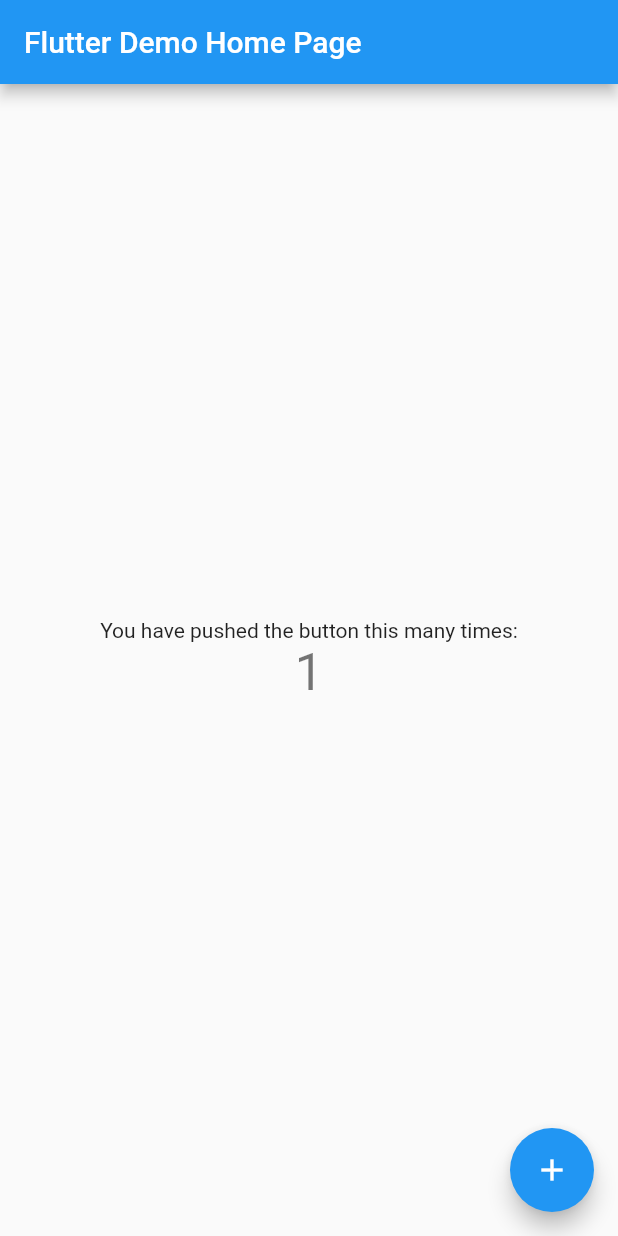
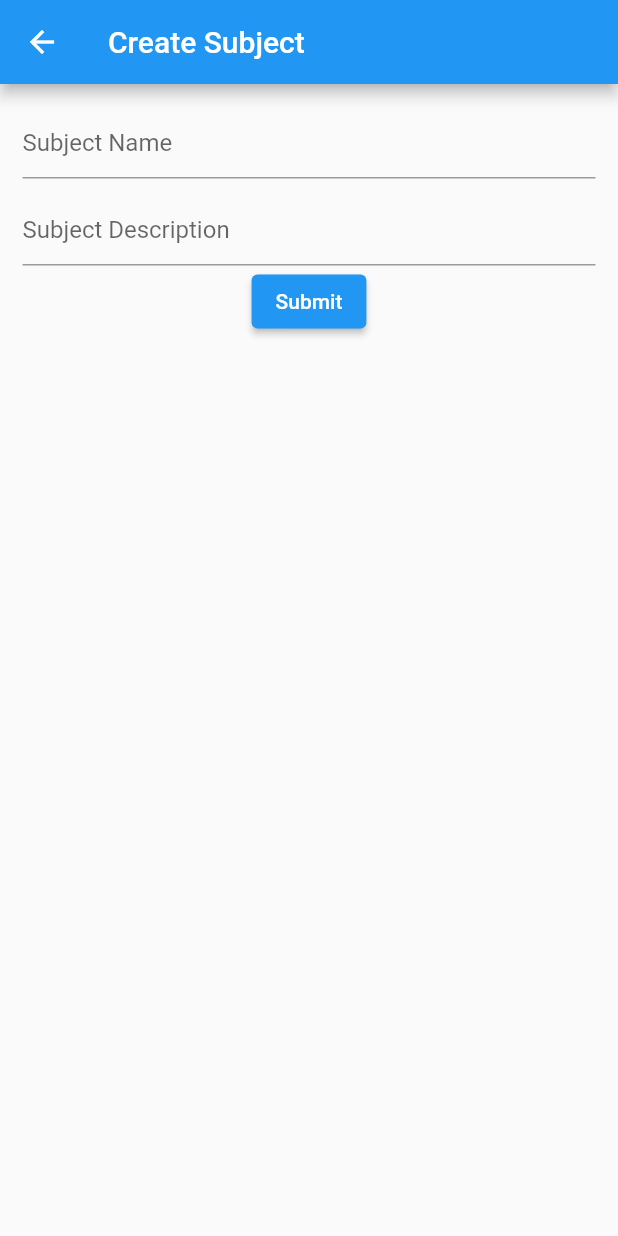
Before and after one commit to JoaoG250/reviseme-flutter, a Flutter app: the screen it shows after launch, after a tap on the "add" icon, on a phone screen of 412 x 824 dp. Run offline on Flutter 3.47's test engine with Material 2 defaults, Android fonts, the phone set to English and light mode, and no system bars.

Commit message:
wip: subject crud actions

```diff
--- a/lib/main.dart
+++ b/lib/main.dart
@@ -1,11 +1,12 @@
 import 'package:flutter/material.dart';
+import 'package:reviseme/screens/subject/subject_list.dart';
 
 void main() {
-  runApp(const MyApp());
+  runApp(const App());
 }
 
-class MyApp extends StatelessWidget {
-  const MyApp({Key? key}) : super(key: key);
+class App extends StatelessWidget {
+  const App({Key? key}) : super(key: key);
 
   // This widget is the root of your application.
   @override
@@ -13,103 +14,9 @@
     return MaterialApp(
       title: 'Flutter Demo',
       theme: ThemeData(
-        // This is the theme of your application.
-        //
-        // Try running your application with "flutter run". You'll see the
-        // application has a blue toolbar. Then, without quitting the app, try
-        // changing the primarySwatch below to Colors.green and then invoke
-        // "hot reload" (press "r" in the console where you ran "flutter run",
-        // or simply save your changes to "hot reload" in a Flutter IDE).
-        // Notice that the counter didn't reset back to zero; the application
-        // is not restarted.
         primarySwatch: Colors.blue,
       ),
-      home: const MyHomePage(title: 'Flutter Demo Home Page'),
+      home: const SubjectList(),
     );
   }
 }
-
-class MyHomePage extends StatefulWidget {
-  const MyHomePage({Key? key, required this.title}) : super(key: key);
-
-  // This widget is the home page of your application. It is stateful, meaning
-  // that it has a State object (defined below) that contains fields that affect
-  // how it looks.
-
-  // This class is the configuration for the state. It holds the values (in this
-  // case the title) provided by the parent (in this case the App widget) and
-  // used by the build method of the State. Fields in a Widget subclass are
-  // always marked "final".
-
-  final String title;
-
-  @override
-  State<MyHomePage> createState() => _MyHomePageState();
-}
-
-class _MyHomePageState extends State<MyHomePage> {
-  int _counter = 0;
-
-  void _incrementCounter() {
-    setState(() {
-      // This call to setState tells the Flutter framework that something has
-      // changed in this State, which causes it to rerun the build method below
-      // so that the display can reflect the updated values. If we changed
-      // _counter without calling setState(), then the build method would not be
-      // called again, and so nothing would appear to happen.
-      _counter++;
-    });
-  }
-
-  @override
-  Widget build(BuildContext context) {
-    // This method is rerun every time setState is called, for instance as done
-    // by the _incrementCounter method above.
-    //
-    // The Flutter framework has been optimized to make rerunning build methods
-    // fast, so that you can just rebuild anything that needs updating rather
-    // than having to individually change instances of widgets.
-    return Scaffold(
-      appBar: AppBar(
-        // Here we take the value from the MyHomePage object that was created by
-        // the App.build method, and use it to set our appbar title.
-        title: Text(widget.title),
-      ),
-      body: Center(
-        // Center is a layout widget. It takes a single child and positions it
-        // in the middle of the parent.
-        child: Column(
-          // Column is also a layout widget. It takes a list of children and
-          // arranges them vertically. By default, it sizes itself to fit its
-          // children horizontally, and tries to be as tall as its parent.
-          //
-          // Invoke "debug painting" (press "p" in the console, choose the
-          // "Toggle Debug Paint" action from the Flutter Inspector in Android
-          // Studio, or the "Toggle Debug Paint" command in Visual Studio Code)
-          // to see the wireframe for each widget.
-          //
-          // Column has various properties to control how it sizes itself and
-          // how it positions its children. Here we use mainAxisAlignment to
-          // center the children vertically; the main axis here is the vertical
-          // axis because Columns are vertical (the cross axis would be
-          // horizontal).
-          mainAxisAlignment: MainAxisAlignment.center,
-          children: <Widget>[
-            const Text(
-              'You have pushed the button this many times:',
-            ),
-            Text(
-              '$_counter',
-              style: Theme.of(context).textTheme.headline4,
-            ),
-          ],
-        ),
-      ),
-      floatingActionButton: FloatingActionButton(
-        onPressed: _incrementCounter,
-        tooltip: 'Increment',
-        child: const Icon(Icons.add),
-      ), // This trailing comma makes auto-formatting nicer for build methods.
-    );
-  }
-}
--- /dev/null
+++ b/lib/models/subject.dart
@@ -0,0 +1,17 @@
+class Subject {
+  final int id;
+  final String name;
+  final String description;
+  final String? image;
+  final String createdAt;
+  final String updatedAt;
+
+  Subject({
+    required this.id,
+    required this.name,
+    required this.description,
+    this.image,
+    required this.createdAt,
+    required this.updatedAt,
+  });
+}
--- /dev/null
+++ b/lib/screens/subject/subject_list.dart
@@ -0,0 +1,87 @@
+import 'package:flutter/material.dart';
+import 'package:reviseme/models/subject.dart';
+import 'package:reviseme/screens/subject/subject_delete.dart';
+import 'package:reviseme/screens/subject/subject_modify.dart';
+
+class SubjectList extends StatelessWidget {
+  const SubjectList({Key? key}) : super(key: key);
+
+  @override
+  Widget build(BuildContext context) {
+    // Testing data for subjects
+    final subjects = [
+      Subject(
+        id: 1,
+        name: 'English',
+        description: 'English is the language of the world',
+        createdAt: '2020-01-01',
+        updatedAt: '2020-01-01',
+      ),
+      Subject(
+        id: 2,
+        name: 'Math',
+        description: 'Math is the science of numbers',
+        createdAt: '2020-01-01',
+        updatedAt: '2020-01-01',
+      ),
+      Subject(
+        id: 3,
+        name: 'Science',
+        description: 'Science is the study of the universe',
+        createdAt: '2020-01-01',
+        updatedAt: '2020-01-01',
+      ),
+    ];
+
+    return Scaffold(
+      appBar: AppBar(
+        title: const Text('Subject List'),
+      ),
+      floatingActionButton: FloatingActionButton(
+        onPressed: () {
+          Navigator.of(context).push(
+              MaterialPageRoute(builder: (context) => const SubjectModify()));
+        },
+        child: const Icon(Icons.add),
+      ),
+      body: ListView.separated(
+          itemBuilder: (context, index) {
+            return Dismissible(
+                key: ValueKey(subjects[index].id),
+                child: _buildSubjectTile(context, index, subjects),
+                direction: DismissDirection.startToEnd,
+                background: Container(
+                  color: Colors.red,
+                  child: const ListTile(
+                    leading: Icon(Icons.delete, color: Colors.white),
+                  ),
+                ),
+                onDismissed: (direction) {},
+                confirmDismiss: (direction) {
+                  return showDialog(
+                      context: context,
+                      builder: (context) => const SubjectDelete());
+                });
+          },
+          separatorBuilder: (context, index) => const Divider(height: 1),
+          itemCount: subjects.length),
+    );
+  }
+
+  Widget _buildSubjectTile(
+    BuildContext context,
+    int index,
+    List<Subject> subjects,
+  ) {
+    return ListTile(
+      title: Text(subjects[index].name),
+      subtitle: Text(subjects[index].description),
+      onTap: () {
+        Navigator.of(context).push(MaterialPageRoute(
+            builder: (context) => SubjectModify(
+                  subjectId: subjects[index].id,
+                )));
+      },
+    );
+  }
+}
--- /dev/null
+++ b/lib/screens/subject/subject_modify.dart
@@ -0,0 +1,41 @@
+import 'package:flutter/material.dart';
+
+class SubjectModify extends StatelessWidget {
+  final int? subjectId;
+  bool get isEditing => subjectId != null;
+  const SubjectModify({Key? key, this.subjectId}) : super(key: key);
+
+  @override
+  Widget build(BuildContext context) {
+    return Scaffold(
+        appBar: AppBar(
+          title: Text(isEditing ? 'Modify Subject' : 'Create Subject'),
+        ),
+        body: Padding(
+          padding: const EdgeInsets.all(15),
+          child: Column(children: <Widget>[
+            const TextField(
+              decoration: InputDecoration(
+                hintText: 'Subject Name',
+              ),
+            ),
+            Container(height: 10),
+            const TextField(
+              decoration: InputDecoration(
+                hintText: 'Subject Description',
+              ),
+            ),
+            ElevatedButton(
+                onPressed: () {
+                  if (isEditing) {
+                    // TODO: Update subject
+                  } else {
+                    // TODO: Create subject
+                  }
+                  Navigator.of(context).pop();
+                },
+                child: const Text('Submit'))
+          ]),
+        ));
+  }
+}
--- a/pubspec.yaml
+++ b/pubspec.yaml
@@ -33,7 +33,8 @@
 
   # The following adds the Cupertino Icons font to your application.
   # Use with the CupertinoIcons class for iOS style icons.
-  cupertino_icons: ^1.0.2
+  cupertino_icons: ^1.0.4
+  http: ^0.13.4
 
 dev_dependencies:
   flutter_test:
@@ -44,7 +45,7 @@
   # activated in the `analysis_options.yaml` file located at the root of your
   # package. See that file for information about deactivating specific lint
   # rules and activating additional ones.
-  flutter_lints: ^1.0.0
+  flutter_lints: ^1.0.4
 
 # For information on the generic Dart part of this file, see the
 # following page: https://dart.dev/tools/pub/pubspec
```
Also changed, not shown: lib/models/user.dart (added, +15 -0 lines), lib/screens/subject/subject_delete.dart (added, +27 -0 lines), pubspec.lock, 1 other file.
